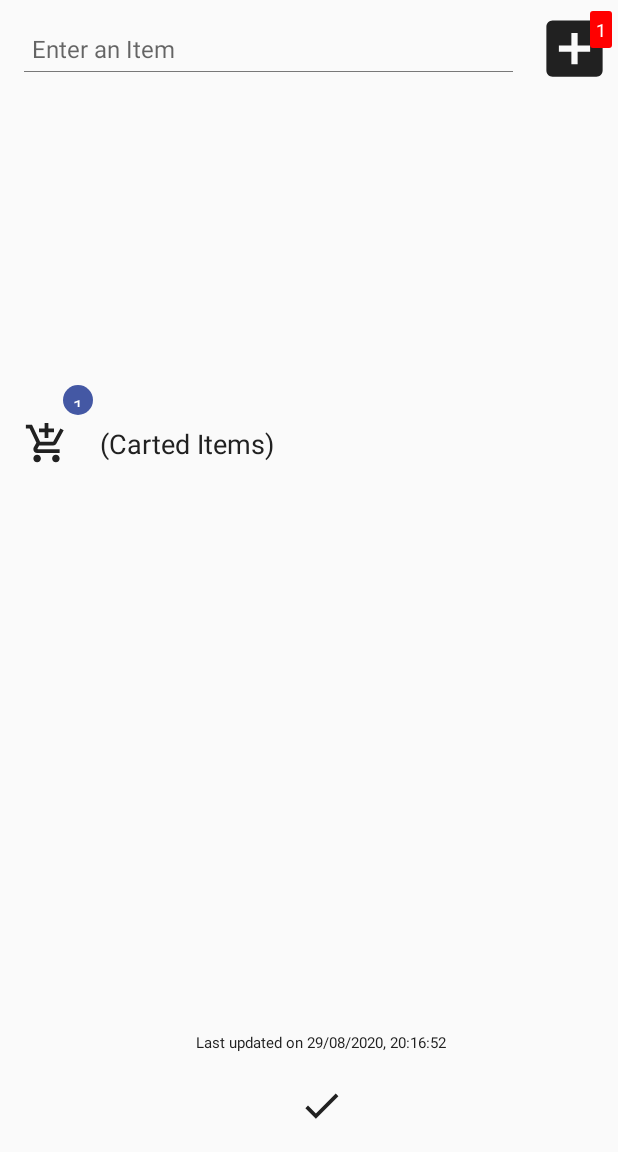
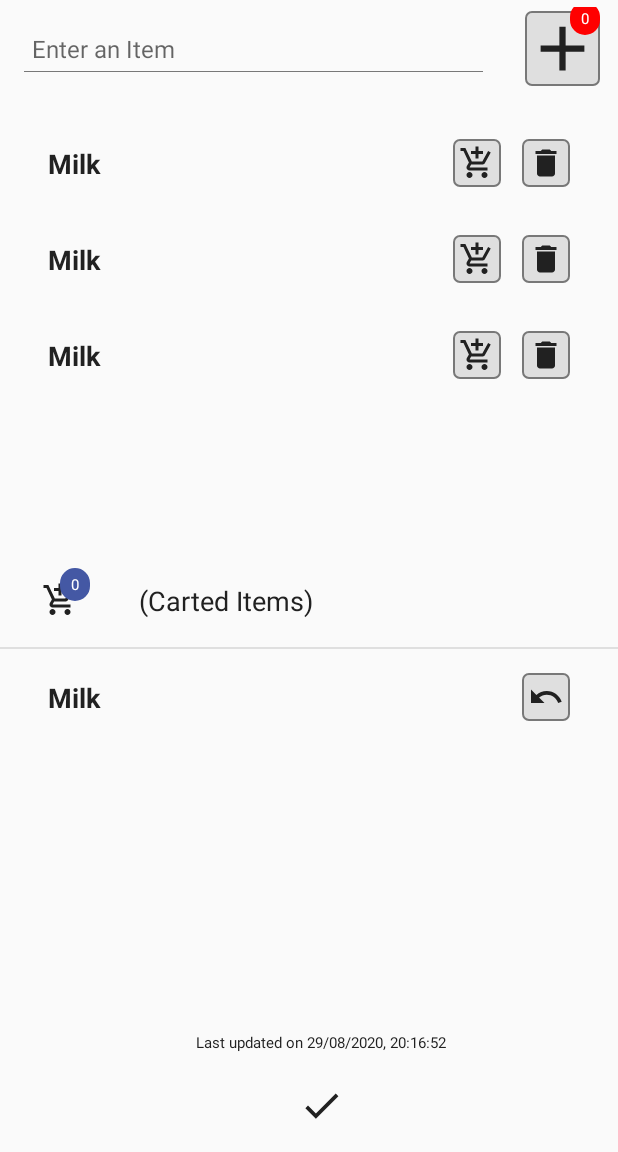
Before and after one commit to one-zeros/shopping-list-app, an Android app: the layout activity_main.xml on its own in the app's theme, with its tools: preview values and no code run, on a phone screen of 412 x 824 dp, the part 84-1236 px from its top. Run offline under Robolectric (Android 15) with nearby library versions, the light colour scheme and no system bars.

Commit message:
ui changes

```diff
--- a/app/src/main/AndroidManifest.xml
+++ b/app/src/main/AndroidManifest.xml
@@ -9,7 +9,8 @@
         android:roundIcon="@mipmap/ic_launcher_round"
         android:supportsRtl="true"
         android:theme="@style/AppTheme">
-        <activity android:name=".screen.MainActivity">
+        <activity android:name=".screen.MainActivity"
+            android:windowSoftInputMode="adjustNothing">
             <intent-filter>
                 <action android:name="android.intent.action.MAIN" />
 
--- a/app/src/main/res/drawable/bg_blue_circle.xml
+++ b/app/src/main/res/drawable/bg_blue_circle.xml
@@ -1,6 +1,16 @@
 <?xml version="1.0" encoding="utf-8"?>
-<shape xmlns:android="http://schemas.android.com/apk/res/android" android:shape="oval">
-
+<shape xmlns:android="http://schemas.android.com/apk/res/android" >
     <solid android:color="@color/colorPrimaryDark" />
 
+    <stroke
+        android:width="1dp"
+        android:color="@color/colorPrimaryDark" />
+    <corners
+        android:bottomLeftRadius="50dp"
+        android:bottomRightRadius="50dp"
+        android:topLeftRadius="50dp"
+        android:topRightRadius="50dp" />
+    <size
+        android:height="20dp"
+        android:width="20dp" />
 </shape>
--- /dev/null
+++ b/app/src/main/res/drawable/bg_rect_round_gray.xml
@@ -0,0 +1,8 @@
+<?xml version="1.0" encoding="utf-8"?>
+<shape xmlns:android="http://schemas.android.com/apk/res/android" android:shape="rectangle">
+
+    <solid android:color="@color/divider" />
+    <corners android:radius="4dp"/>
+    <stroke android:width="1dp" android:color="@color/textHintColor"/>
+
+</shape>
--- a/app/src/main/res/drawable/bg_red_circle.xml
+++ b/app/src/main/res/drawable/bg_red_circle.xml
@@ -1,7 +1,16 @@
 <?xml version="1.0" encoding="utf-8"?>
-<shape xmlns:android="http://schemas.android.com/apk/res/android" android:shape="rectangle">
+<shape xmlns:android="http://schemas.android.com/apk/res/android" >
+    <solid android:color="@color/red" />
 
-    <solid android:color="@color/red" />
-    <corners android:radius="2dp"/>
-
+    <stroke
+        android:width="1dp"
+        android:color="@color/red" />
+    <corners
+        android:bottomLeftRadius="50dp"
+        android:bottomRightRadius="50dp"
+        android:topLeftRadius="50dp"
+        android:topRightRadius="50dp" />
+    <size
+        android:height="20dp"
+        android:width="20dp" />
 </shape>
--- /dev/null
+++ b/app/src/main/res/drawable/ic_baseline_add_24.xml
@@ -0,0 +1,10 @@
+<vector xmlns:android="http://schemas.android.com/apk/res/android"
+    android:width="24dp"
+    android:height="24dp"
+    android:viewportWidth="24"
+    android:viewportHeight="24"
+    android:tint="@color/textColor">
+  <path
+      android:fillColor="@android:color/white"
+      android:pathData="M19,13h-6v6h-2v-6H5v-2h6V5h2v6h6v2z"/>
+</vector>
--- a/app/src/main/res/layout/activity_main.xml
+++ b/app/src/main/res/layout/activity_main.xml
@@ -22,83 +22,69 @@
         android:id="@+id/et_enter_item"
         app:layout_constraintStart_toStartOf="parent"
         app:layout_constraintTop_toBottomOf="@id/toolbar"
-        app:layout_constraintEnd_toStartOf="@id/iv_add"
+        app:layout_constraintEnd_toStartOf="@id/layout_add_icon"
         android:layout_width="0dp"
         android:layout_height="wrap_content"
         android:hint="@string/enter_an_item"
         android:background="@drawable/bg_edittext"
         android:padding="5dp"
         android:textSize="16sp"
+        android:inputType="textCapWords"
         android:layout_margin="16dp"/>
 
-    <ImageView
-        android:id="@+id/iv_add"
-        android:layout_width="50dp"
-        android:layout_height="50dp"
-        android:layout_gravity="center"
-        android:layout_marginEnd="4dp"
-        app:srcCompat="@drawable/ic_baseline_add_box_24"
-        android:textColor="@color/white"
-        android:layout_marginRight="4dp"
-        tools:ignore="VectorDrawableCompat"
+    <include
+        layout="@layout/layout_add_icon"
+        android:id="@+id/layout_add_icon"
+        android:layout_width="wrap_content"
+        android:layout_height="wrap_content"
+        android:layout_marginTop="4dp"
+         android:layout_marginBottom="4dp"
         app:layout_constraintEnd_toEndOf="parent"
         app:layout_constraintStart_toEndOf="@id/et_enter_item"
         app:layout_constraintTop_toTopOf="@id/et_enter_item"
         app:layout_constraintBottom_toBottomOf="@id/et_enter_item" />
 
-    <TextView
-        android:id="@+id/tv_count"
-        android:layout_width="wrap_content"
-        android:layout_height="wrap_content"
-        android:layout_gravity="end|center_vertical"
-        android:background="@drawable/bg_red_circle"
-        android:gravity="center"
-        android:maxLength="3"
-        android:padding="4dp"
-        android:text="1"
-        android:textColor="@color/white"
-        app:layout_constraintRight_toRightOf="@id/iv_add"
-        app:layout_constraintTop_toTopOf="@id/iv_add"
-        android:textSize="12sp"/>
+    <View
+        android:id="@+id/shopping_divider_top"
+        android:layout_width="match_parent"
+        android:layout_height="1dp"
+        android:background="@color/divider"
+        android:visibility="gone"
+        app:layout_constraintStart_toStartOf="parent"
+        app:layout_constraintEnd_toEndOf="parent"
+        app:layout_constraintBottom_toTopOf="@id/rv_shopping"/>
 
     <androidx.recyclerview.widget.RecyclerView
         android:id="@+id/rv_shopping"
         android:layout_width="0dp"
-        android:layout_height="200dp"
+        android:layout_height="0dp"
         android:layout_margin="16dp"
         app:layout_constraintStart_toStartOf="parent"
         app:layout_constraintEnd_toEndOf="parent"
-        app:layout_constraintTop_toBottomOf="@id/et_enter_item"/>
+        app:layout_constraintTop_toBottomOf="@id/layout_add_icon"
+        app:layout_constraintBottom_toBottomOf="@id/guideline_hor"
+        tools:listitem="@layout/adapter_shopping_list_item"
+        tools:itemCount="3"
+        app:elevation="4dp"/>
 
-    <ImageView
-        android:id="@+id/iv_cart"
-        android:layout_width="30dp"
-        android:layout_height="30dp"
-        app:srcCompat="@drawable/ic_baseline_add_shopping_cart_24"
-        tools:ignore="VectorDrawableCompat"
+    <androidx.constraintlayout.widget.Guideline
+        android:id="@+id/guideline_hor"
+        android:layout_width="wrap_content"
+        android:layout_height="wrap_content"
+        android:orientation="horizontal"
+        app:layout_constraintGuide_percent=".5" />
+
+
+    <include
+        android:id="@+id/layout_cart"
+        android:layout_width="wrap_content"
+        android:layout_height="wrap_content"
+        layout="@layout/layout_cart_icon"
         android:layout_marginStart="16dp"
         android:layout_marginLeft="16dp"
         android:layout_marginTop="16dp"
         app:layout_constraintStart_toStartOf="parent"
-        app:layout_constraintTop_toBottomOf="@id/rv_shopping"/>
-
-    <TextView
-        android:id="@+id/tv_cart_count"
-        android:layout_width="20dp"
-        android:layout_height="20dp"
-        android:layout_gravity="end|center_vertical"
-        android:background="@drawable/bg_blue_circle"
-        android:gravity="center"
-        android:maxLength="3"
-        android:padding="5dp"
-        android:layout_marginBottom="4dp"
-        android:text="1"
-        android:textColor="@color/white"
-        android:layout_marginLeft="-4dp"
-        android:layout_marginStart="-4dp"
-        app:layout_constraintLeft_toRightOf="@id/iv_cart"
-        app:layout_constraintBottom_toTopOf="@id/iv_cart"
-        android:textSize="12sp"/>
+        app:layout_constraintTop_toBottomOf="@id/guideline_hor"/>
 
     <TextView
         android:id="@+id/tv_carted_items"
@@ -111,18 +97,28 @@
         android:layout_marginStart="16dp"
         android:text="@string/carted_item"
         android:textColor="@color/textColor"
-        app:layout_constraintStart_toEndOf="@id/iv_cart"
-        app:layout_constraintTop_toTopOf="@id/iv_cart"
-        app:layout_constraintBottom_toBottomOf="@id/iv_cart"
+        app:layout_constraintStart_toEndOf="@id/layout_cart"
+        app:layout_constraintTop_toTopOf="@id/layout_cart"
+        app:layout_constraintBottom_toBottomOf="@id/layout_cart"
         android:textSize="18sp"/>
+    <View
+        android:id="@+id/cart_divider_top"
+        android:layout_width="match_parent"
+        android:layout_height="1dp"
+        android:background="@color/divider"
+        app:layout_constraintStart_toStartOf="parent"
+        app:layout_constraintEnd_toEndOf="parent"
+        app:layout_constraintBottom_toTopOf="@id/rv_cart"/>
 
     <androidx.recyclerview.widget.RecyclerView
         android:id="@+id/rv_cart"
         android:layout_width="0dp"
-        android:layout_height="200dp"
+        android:layout_height="0dp"
         android:layout_margin="16dp"
         app:layout_constraintStart_toStartOf="parent"
         app:layout_constraintEnd_toEndOf="parent"
+        tools:listitem="@layout/adapter_cart_list_item"
+        tools:itemCount="1"
         app:layout_constraintTop_toBottomOf="@id/tv_carted_items"
         app:layout_constraintBottom_toTopOf="@id/tv_sync_time"/>
 
--- a/app/src/main/res/layout/adapter_cart_list_item.xml
+++ b/app/src/main/res/layout/adapter_cart_list_item.xml
@@ -12,7 +12,8 @@
         android:layout_height="wrap_content"
         app:layout_constraintStart_toStartOf="parent"
         app:layout_constraintEnd_toStartOf="@id/iv_undo"
-        app:layout_constraintTop_toTopOf="parent"
+        app:layout_constraintTop_toTopOf="@id/iv_undo"
+        app:layout_constraintBottom_toBottomOf="@id/iv_undo"
         android:textSize="18sp"
         android:fontFamily="sans-serif"
         android:text="Milk"
@@ -28,12 +29,13 @@
         android:layout_gravity="center"
         app:srcCompat="@drawable/ic_baseline_undo_24"
         android:textColor="@color/white"
+        android:padding="4dp"
         tools:ignore="VectorDrawableCompat"
+        android:background="@drawable/bg_rect_round_gray"
         android:layout_marginLeft="10dp"
         android:layout_marginStart="10dp"
         app:layout_constraintEnd_toEndOf="parent"
         app:layout_constraintStart_toEndOf="@id/tv_name"
-        app:layout_constraintTop_toTopOf="@id/tv_name"
-        app:layout_constraintBottom_toBottomOf="@id/tv_name" />
+        app:layout_constraintTop_toTopOf="parent" />
 
 </androidx.constraintlayout.widget.ConstraintLayout>
--- a/app/src/main/res/layout/adapter_shopping_list_item.xml
+++ b/app/src/main/res/layout/adapter_shopping_list_item.xml
@@ -12,7 +12,8 @@
         android:layout_height="wrap_content"
         app:layout_constraintStart_toStartOf="parent"
         app:layout_constraintEnd_toStartOf="@id/iv_add_to_cart"
-        app:layout_constraintTop_toTopOf="parent"
+        app:layout_constraintTop_toTopOf="@id/iv_add_to_cart"
+        app:layout_constraintBottom_toBottomOf="@id/iv_add_to_cart"
         android:textSize="18sp"
         android:fontFamily="sans-serif"
         android:text="Milk"
@@ -29,11 +30,12 @@
         app:srcCompat="@drawable/ic_baseline_add_shopping_cart_24"
         android:textColor="@color/white"
         android:layout_marginRight="4dp"
+        android:padding="4dp"
         tools:ignore="VectorDrawableCompat"
+        android:background="@drawable/bg_rect_round_gray"
         app:layout_constraintStart_toEndOf="@id/tv_name"
         app:layout_constraintEnd_toStartOf="@id/iv_delete"
-        app:layout_constraintTop_toTopOf="@id/tv_name"
-        app:layout_constraintBottom_toBottomOf="@id/tv_name" />
+        app:layout_constraintTop_toTopOf="parent" />
 
 
     <ImageView
@@ -43,12 +45,14 @@
         android:layout_gravity="center"
         app:srcCompat="@drawable/ic_baseline_delete_24"
         android:textColor="@color/white"
+        android:padding="4dp"
         tools:ignore="VectorDrawableCompat"
+        android:background="@drawable/bg_rect_round_gray"
         android:layout_marginLeft="10dp"
         android:layout_marginStart="10dp"
         app:layout_constraintEnd_toEndOf="parent"
         app:layout_constraintStart_toEndOf="@id/iv_add_to_cart"
-        app:layout_constraintTop_toTopOf="@id/tv_name"
-        app:layout_constraintBottom_toBottomOf="@id/tv_name" />
+        app:layout_constraintTop_toTopOf="@id/iv_add_to_cart"
+        app:layout_constraintBottom_toBottomOf="@id/iv_add_to_cart" />
 
 </androidx.constraintlayout.widget.ConstraintLayout>
--- /dev/null
+++ b/app/src/main/res/layout/layout_add_icon.xml
@@ -0,0 +1,38 @@
+<?xml version="1.0" encoding="utf-8"?>
+<FrameLayout xmlns:app="http://schemas.android.com/apk/res-auto"
+    xmlns:tools="http://schemas.android.com/tools"
+    style="@android:style/Widget.ActionButton"
+    xmlns:android="http://schemas.android.com/apk/res/android"
+    android:layout_width="wrap_content"
+    android:layout_height="wrap_content"
+    android:focusable="true"
+    android:clickable="true">
+
+    <ImageView
+        android:id="@+id/iv_add"
+        android:layout_width="50dp"
+        android:layout_height="50dp"
+        android:layout_gravity="center"
+        android:background="@drawable/bg_rect_round_gray"
+        app:srcCompat="@drawable/ic_baseline_add_24"
+        android:textColor="@color/white"
+        tools:ignore="VectorDrawableCompat" />
+
+    <TextView
+        android:id="@+id/tv_count"
+        android:layout_width="wrap_content"
+        android:layout_height="wrap_content"
+        android:layout_gravity="end|center_vertical"
+        android:layout_marginTop="-20dp"
+        android:layout_marginLeft="25dp"
+        android:layout_marginStart="25dp"
+        android:background="@drawable/bg_red_circle"
+        android:gravity="center"
+        android:maxLength="3"
+        android:padding="4dp"
+        android:text="0"
+        android:textColor="@color/white"
+        android:textSize="10sp"/>
+
+
+</FrameLayout>
--- /dev/null
+++ b/app/src/main/res/layout/layout_cart_icon.xml
@@ -0,0 +1,40 @@
+<?xml version="1.0" encoding="utf-8"?>
+<FrameLayout xmlns:app="http://schemas.android.com/apk/res-auto"
+    xmlns:tools="http://schemas.android.com/tools"
+    style="@android:style/Widget.ActionButton"
+    xmlns:android="http://schemas.android.com/apk/res/android"
+    android:layout_width="wrap_content"
+    android:layout_height="wrap_content"
+    android:focusable="true"
+    android:clickable="true">
+
+    <ImageView
+        android:id="@+id/badge_icon"
+        android:layout_width="wrap_content"
+        android:layout_height="wrap_content"
+        android:layout_gravity="center"
+        android:layout_marginEnd="4dp"
+        android:background="@android:color/transparent"
+        app:srcCompat="@drawable/ic_baseline_add_shopping_cart_24"
+        android:textColor="@color/white"
+        android:layout_marginRight="10dp"
+        tools:ignore="VectorDrawableCompat" />
+
+    <TextView
+        android:id="@+id/tv_cart_count"
+        android:layout_width="wrap_content"
+        android:layout_height="wrap_content"
+        android:layout_gravity="end|center_vertical"
+        android:layout_marginTop="-10dp"
+        android:layout_marginLeft="10dp"
+        android:layout_marginStart="10dp"
+        android:background="@drawable/bg_blue_circle"
+        android:gravity="center"
+        android:maxLength="3"
+        android:padding="4dp"
+        android:text="0"
+        android:textColor="@color/white"
+        android:textSize="10sp"/>
+
+
+</FrameLayout>
--- a/app/src/main/res/values/styles.xml
+++ b/app/src/main/res/values/styles.xml
@@ -1,6 +1,6 @@
 <resources>
     <!-- Base application theme. -->
-    <style name="AppTheme" parent="Theme.AppCompat.Light.DarkActionBar">
+    <style name="AppTheme" parent="Theme.AppCompat.Light.NoActionBar">
         <!-- Customize your theme here. -->
         <item name="colorPrimary">@color/colorPrimary</item>
         <item name="colorPrimaryDark">@color/colorPrimaryDark</item>
```
Also changed, not shown: app/src/main/java/in/onenzeros/shopping_list/adapter/CartAdapter.kt (+23 -0 lines), app/src/main/java/in/onenzeros/shopping_list/adapter/ShoppingAdapter.kt (+15 -2 lines), app/src/main/java/in/onenzeros/shopping_list/screen/MainActivity.kt (+65 -9 lines).
